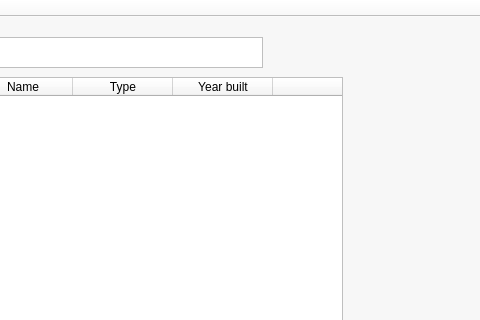
The window that mainwindow.ui (Hopur-50/Verkefni3) describes before a commit, drawn with Qt 5; both pictures show x 548 to 1028 and y 0 to 320 of the 1233 by 655 pixel window.
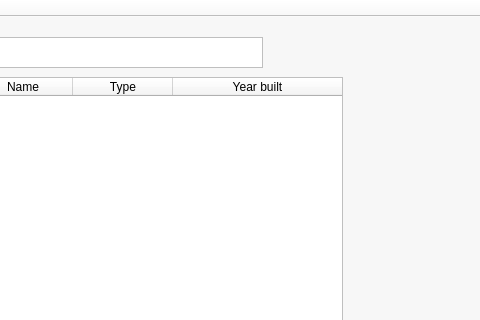
The same window after the commit.

Commit message: fixing table headers

```diff
--- a/mainwindow.ui
+++ b/mainwindow.ui
@@ -678,11 +678,6 @@
       <string>Year built</string>
      </property>
     </column>
-    <column>
-     <property name="text">
-      <string/>
-     </property>
-    </column>
    </widget>
   </widget>
   <widget class="QMenuBar" name="menuBar">
```
Left out of the diff: 2 changed lines with no effect on the pictures. The commit also changes 1 other file.
